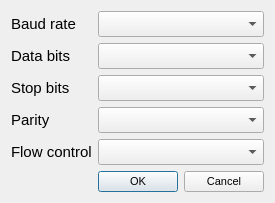
Above: src/gui/portsettingsdialog.ui from NIA/seismoreg before the change. Below: the same form after it.
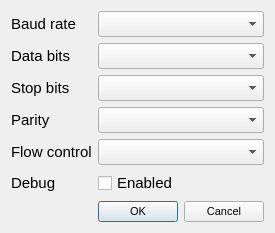
That is the form after the change.

Commit message:
Included 'debug' field into port settings
Named an extended structure 'PortSettingsEx'

Patch:
```diff
--- a/src/gui/portsettingsdialog.ui
+++ b/src/gui/portsettingsdialog.ui
@@ -6,8 +6,8 @@
    <rect>
     <x>0</x>
     <y>0</y>
-    <width>238</width>
-    <height>171</height>
+    <width>256</width>
+    <height>191</height>
    </rect>
   </property>
   <property name="font">
@@ -69,7 +69,7 @@
    <item row="4" column="1">
     <widget class="QComboBox" name="flowControl"/>
    </item>
-   <item row="5" column="1">
+   <item row="6" column="1">
     <widget class="QDialogButtonBox" name="buttonBox">
      <property name="font">
       <font>
@@ -84,6 +84,20 @@
      </property>
     </widget>
    </item>
+   <item row="5" column="0">
+    <widget class="QLabel" name="label_6">
+     <property name="text">
+      <string>Debug</string>
+     </property>
+    </widget>
+   </item>
+   <item row="5" column="1">
+    <widget class="QCheckBox" name="debug">
+     <property name="text">
+      <string>Enabled</string>
+     </property>
+    </widget>
+   </item>
   </layout>
  </widget>
  <resources/>
```
The commit also changes 6 other files.
